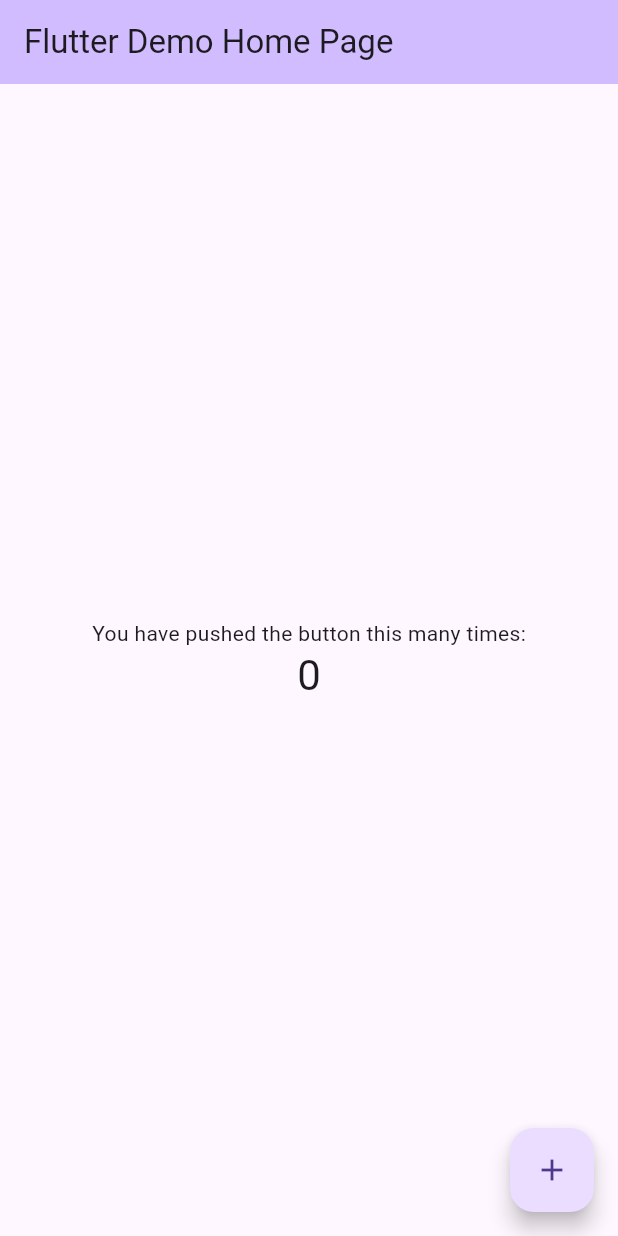
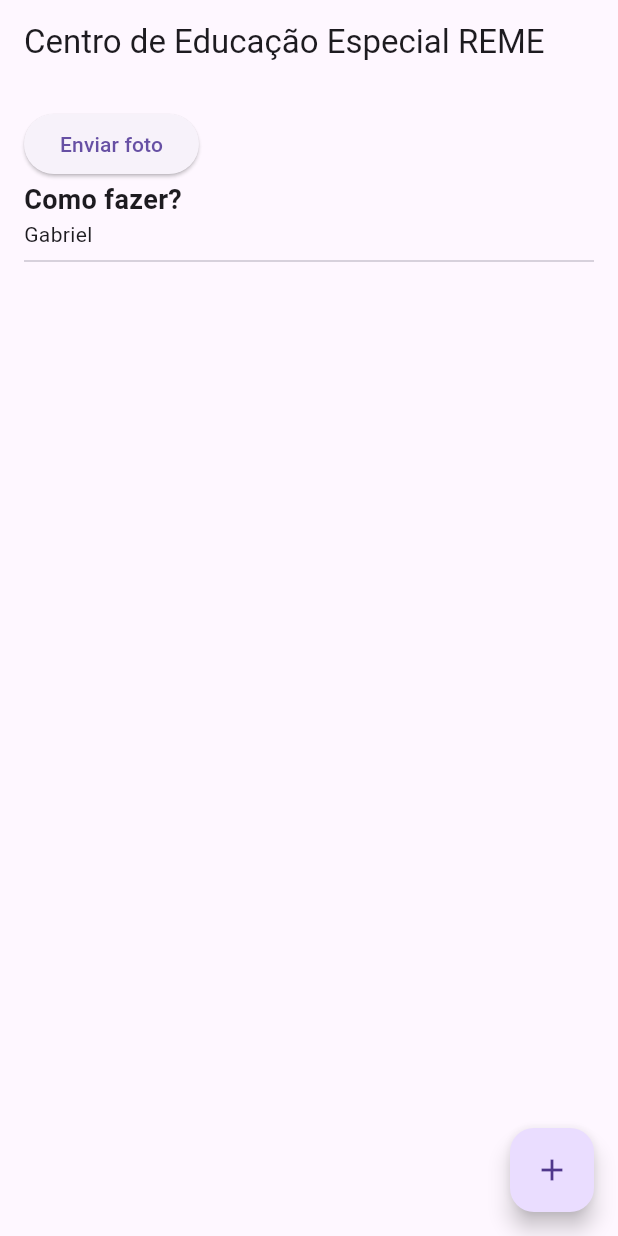
Before and after one commit to Caduqui/appMobileBIDS, a Flutter app: the screen it shows after launch, on a phone screen of 412 x 824 dp. Run offline on Flutter 3.47's test engine with Material 3 defaults, Android fonts, the phone set to English and light mode, and no system bars.

Commit message:
added models

```diff
--- a/lib/main.dart
+++ b/lib/main.dart
@@ -1,3 +1,4 @@
+import 'package:ensinolinguagens/screens/welcome_screen.dart';
 import 'package:flutter/material.dart';
 
 void main() {
@@ -10,56 +11,6 @@
   // This widget is the root of your application.
   @override
   Widget build(BuildContext context) {
-    return MaterialApp(home: const MyHomePage(title: 'Flutter Demo Home Page'));
+    return MaterialApp(home: ExercicioTela());
   }
 }
-
-class MyHomePage extends StatefulWidget {
-  final String title;
-  const MyHomePage({super.key, required this.title});
-
-  @override
-  State<MyHomePage> createState() => _MyHomePageState();
-}
-
-class _MyHomePageState extends State<MyHomePage> {
-  int _counter = 0;
-
-  void _incrementCounter() {
-    setState(() {
-      // This call to setState tells the Flutter framework that something has
-      // changed in this State, which causes it to rerun the build method below
-      // so that the display can reflect the updated values. If we changed
-      // _counter without calling setState(), then the build method would not be
-      // called again, and so nothing would appear to happen.
-      _counter++;
-    });
-  }
-
-  @override
-  Widget build(BuildContext context) {
-    return Scaffold(
-      appBar: AppBar(
-        backgroundColor: Theme.of(context).colorScheme.inversePrimary,
-        title: Text(widget.title),
-      ),
-      body: Center(
-        child: Column(
-          mainAxisAlignment: .center,
-          children: [
-            const Text('You have pushed the button this many times:'),
-            Text(
-              '$_counter',
-              style: Theme.of(context).textTheme.headlineMedium,
-            ),
-          ],
-        ),
-      ),
-      floatingActionButton: FloatingActionButton(
-        onPressed: _incrementCounter,
-        tooltip: 'Increment',
-        child: const Icon(Icons.add),
-      ),
-    );
-  }
-}
--- /dev/null
+++ b/lib/models/model.dart
@@ -0,0 +1,12 @@
+class Model {
+  String id;
+  String name;
+
+  Model({required this.id, required this.name});
+
+  Model.fromMap(Map<String, dynamic> map) : id = map["id"], name = map["nome"];
+
+  Map<String, dynamic> toMap() {
+    return {"id": id, "name": name};
+  }
+}
--- /dev/null
+++ b/lib/models/novo_model.dart
@@ -0,0 +1,13 @@
+class Palavras {
+  String id;
+  String palavra;
+
+  Palavras({required this.id, required this.palavra});
+
+  Palavras.fromMap(Map<String, dynamic> map)
+    : id = map["id"],
+      palavra = map["palavra"];
+  Map<String, dynamic> toMap() {
+    return {"id": id, "palavra": palavra};
+  }
+}
--- a/lib/screens/welcome_screen.dart
+++ b/lib/screens/welcome_screen.dart
@@ -0,0 +1,41 @@
+import 'package:ensinolinguagens/models/model.dart';
+import 'package:ensinolinguagens/models/novo_model.dart';
+import 'package:flutter/material.dart';
+
+class ExercicioTela extends StatelessWidget {
+  ExercicioTela({super.key});
+
+  final Model model = Model(id: "EX001", name: "Gabriel");
+  final List<Palavras> listaPalavras = [
+    Palavras(id: "SE001", palavra: "Arara"),
+    Palavras(id: "SE002", palavra: "Urubu"),
+  ];
+
+  @override
+  Widget build(BuildContext context) {
+    return Scaffold(
+      appBar: AppBar(title: const Text("Centro de Educação Especial REME")),
+      floatingActionButton: FloatingActionButton(
+        onPressed: () {
+          print("Foi clicado");
+        },
+        child: const Icon(Icons.add),
+      ),
+      body: Padding(
+        padding: const EdgeInsets.all(16.0),
+        child: Column(
+          crossAxisAlignment: CrossAxisAlignment.start,
+          children: [
+            ElevatedButton(onPressed: () {}, child: const Text("Enviar foto")),
+            const Text(
+              "Como fazer?",
+              style: TextStyle(fontWeight: FontWeight.bold, fontSize: 18),
+            ),
+            Text(model.name),
+            Divider(),
+          ],
+        ),
+      ),
+    );
+  }
+}
```
